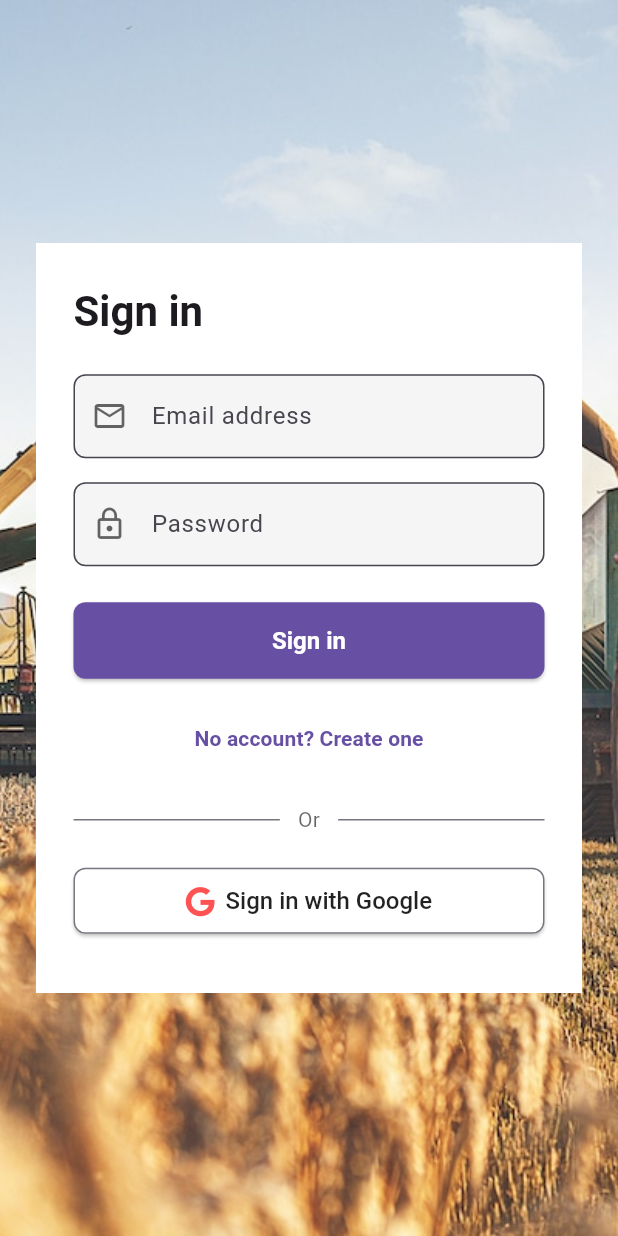
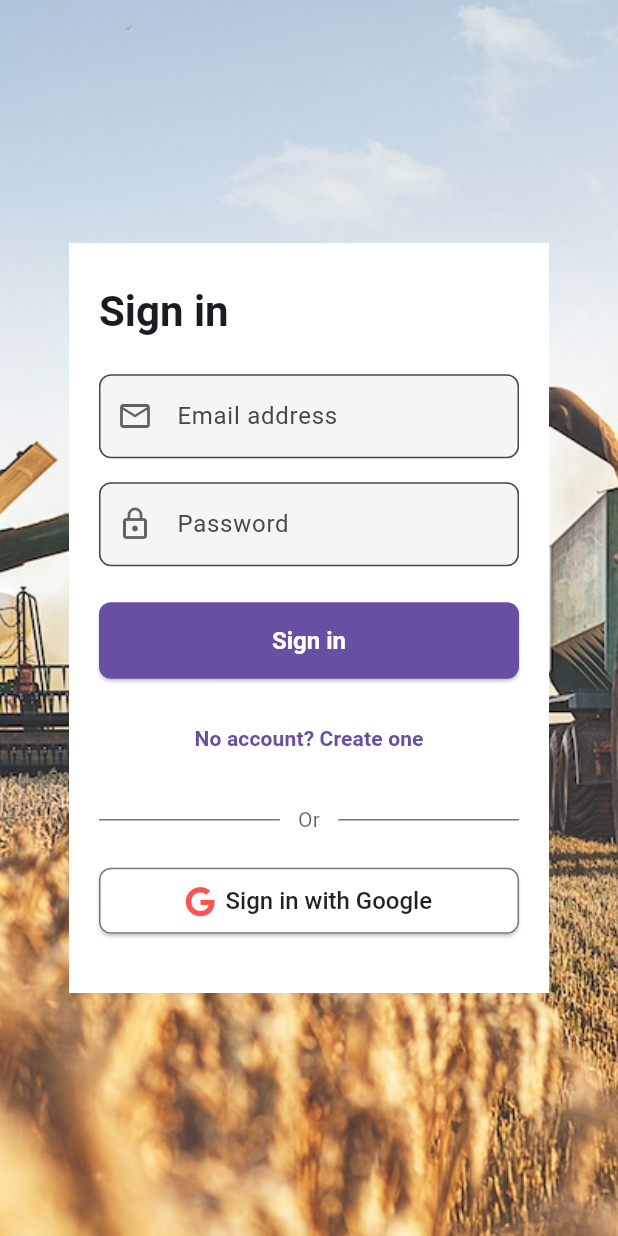
Before and after one commit to Nightclaus/Sizzle, a Flutter app: the screen it shows after launch, on a phone screen of 412 x 824 dp. Run offline on Flutter 3.47's test engine with Material 3 defaults, Android fonts, the phone set to English and light mode, and no system bars; our stand-ins replace firebase_auth, firebase_core, flutter_dotenv, font_awesome_flutter, get, google_sign_in; accounts and stored records are empty.

Commit message:
Added dynamic scaling for authentication screen

```diff
--- a/lib/app/modules/auth/views/login_screen.dart
+++ b/lib/app/modules/auth/views/login_screen.dart
@@ -15,10 +15,10 @@ class LoginScreen extends GetView<AuthController> {
 
   @override
   Widget build(BuildContext context) {
-    final theme = Theme.of(context);
-    final isDarkMode = theme.brightness == Brightness.dark;
+    final screenWidth = MediaQuery.of(context).size.width;
 
-    return Scaffold(
+    if (screenWidth >= 450) {
+      return Scaffold(
       body: Stack(
         children: [
           // Background image
@@ -36,12 +36,57 @@ class LoginScreen extends GetView<AuthController> {
               child: Container(
                 padding: EdgeInsets.only(
                   top: 15,
-                  left: 25,
-                  right: 25,
+                  left: 35,
+                  right: 35,
                   bottom: 25
                 ),
                 color: Colors.white,
-                child: Form(
+                child: content(context)
+              ),
+            ),
+          ),
+          ),
+        ])
+      );
+    } else {
+      return Scaffold(
+      body: Stack(
+        children: [
+          // Background image
+          Positioned.fill(
+            child: Image.asset(
+              'assets/harvest.jpg',
+              fit: BoxFit.cover, // Ensures it fully covers the background
+            ),
+          ),
+          Center(
+          child: SingleChildScrollView(
+            padding: const EdgeInsets.all(24.0),
+            child: ConstrainedBox(
+              constraints: const BoxConstraints(maxWidth: 320, maxHeight: 500),
+              child: Container(
+                padding: EdgeInsets.only(
+                  top: 15,
+                  left: 20,
+                  right: 20,
+                  bottom: 25
+                ),
+                color: Colors.white,
+                child: content(context)
+              ),
+            ),
+          ),
+          ),
+        ])
+      );
+    }
+  }
+
+  Widget content(BuildContext context) {
+    final theme = Theme.of(context);
+    final isDarkMode = theme.brightness == Brightness.dark;
+
+    return Form(
                   key: _formKey,
                   child: Column(
                     mainAxisAlignment: MainAxisAlignment.center,
@@ -181,12 +226,6 @@ class LoginScreen extends GetView<AuthController> {
                       ),
                     ],
                   ),
-                ),
-              ),
-            ),
-          ),
-        ),
-      ]),
-    );
+                );
   }
 }
```
